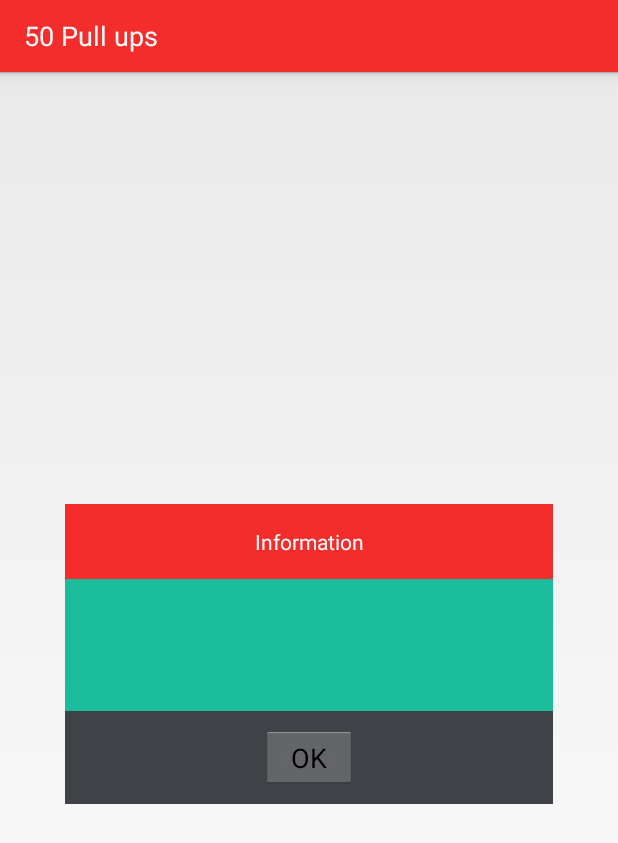
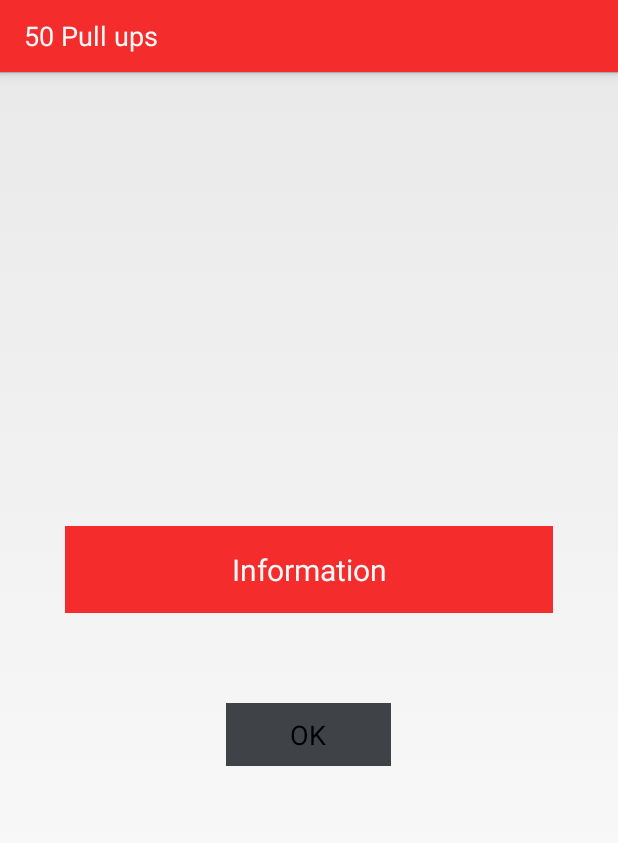
Before and after one commit to thomaslc66/50Pull-Ups, an Android app: the layout dialogInfo.xml on its own in the app's theme, with its tools: preview values and no code run, on a phone screen of 412 x 824 dp. Shown: the top 843 px of the screen. Run offline under Robolectric (Android 15) with nearby library versions, the phone set to English and light mode, and no system bars.

Commit message:
Project Upload

```diff
--- a/app/src/main/java/com/pullups/android/ActiviteAccueil.java
+++ b/app/src/main/java/com/pullups/android/ActiviteAccueil.java
@@ -296,7 +296,7 @@ public class ActiviteAccueil extends Activity implements View.OnClickListener {
 
             final Dialog dialogInfo = new Dialog(ActiviteAccueil.this);
             dialogInfo.requestWindowFeature(Window.FEATURE_NO_TITLE);
-            dialogInfo.setContentView(R.layout.dialoginfo);
+            dialogInfo.setContentView(R.layout.dialogInfo);
 
             TextView texte = (TextView) dialogInfo.findViewById(R.id.txt_dialogInfo);
             String information = getString(R.string.information);
@@ -312,7 +312,7 @@ public class ActiviteAccueil extends Activity implements View.OnClickListener {
                 appVersion = "!!!";
              }
 
-            texte.setText(appVersion + information);
+            texte.setText(information + appVersion);
 
             Button btn_dialogInfo = (Button) dialogInfo.findViewById(R.id.btnOkForReminderDialog);
             btn_dialogInfo.setOnClickListener(new View.OnClickListener() {
--- a/app/src/main/res/layout/dialogInfo.xml
+++ b/app/src/main/res/layout/dialogInfo.xml
@@ -13,45 +13,44 @@
         android:textColor="@color/snow_light"
         android:background="@color/action_bar"
         android:gravity="center_horizontal"
-        android:padding="15dp" />
+        android:padding="15dp"
+        android:textSize="20dp" />
 
     <LinearLayout
         android:layout_width="@dimen/dialogWidthsize"
-        android:layout_height="@dimen/dialogHeight"
+        android:layout_height="wrap_content"
         android:orientation="vertical" >
 
-        <ScrollView
+        <RelativeLayout
             android:id="@+id/scrollView1"
             android:layout_width="fill_parent"
-            android:layout_height="0dp"
-            android:layout_weight="1"
-            android:background="@color/bg">
+            android:layout_height="match_parent"
+            android:layout_weight="1">
 
             <TextView
                 android:layout_width="wrap_content"
                 android:layout_height="wrap_content"
                 android:id="@+id/txt_dialogInfo"
                 android:padding="15dp" />
-        </ScrollView>
+        </RelativeLayout>
 
         <LinearLayout
               android:id="@+id/llHideShowForReminderDialog"
             android:layout_width="fill_parent"
             android:layout_height="wrap_content"
             android:orientation="vertical"
-            android:background="@color/footer_bg"
             android:layout_gravity="center"
             android:weightSum="1">
 
             <Button
                 android:id="@+id/btnOkForReminderDialog"
-                android:layout_width="wrap_content"
+                android:layout_width="110dp"
                 android:layout_height="42dp"
                 android:text="OK"
-                android:layout_weight="1"
                 android:layout_gravity="center"
                 android:layout_marginTop="10dp"
-                android:layout_marginBottom="10dp" />
+                android:layout_marginBottom="10dp"
+                android:background="@color/footer_bg" />
         </LinearLayout>
 
     </LinearLayout>
--- a/app/src/main/res/values/strings.xml
+++ b/app/src/main/res/values/strings.xml
@@ -108,12 +108,12 @@
     <string name="reminderSet">Rappel ajouté avec succès!</string>
     <string name="reminderNotSet">Erreur lors de l\'ajout du rappel</string>
     <string name="heure_alarme">10:00</string>
-    <string name="dialogInfo">Version de l\'application: %1$s \nNom du package: %2$s\nEmail: pullups50@gmail.com\n</string>
+    <string name="dialogInfo">\n\nVersion de l\'application: %1$s \nNom du package: %2$s\nEmail: pullups50@gmail.com\n</string>
     <string name="maj_negatives">Négatives</string>
     <string name="muscles_chin_ups">Biceps, Rhomboïdes</string>
     <string name="muscles_negatives">Biceps, Trapèze</string>
     <string name="maj_chin_ups">Traction pronation</string>
-    <string name="maj_wide_pull_up">Traction prise large</string>
+    <string name="maj_wide_pull_up">Tractions prise large</string>
     <string name="maj_military_pullup">Traction militaire</string>
     <string name="muscle_wide">Bicieps, Grand dorsal</string>
     <string name="muscles_military">Epaules, Trapèze</string>
```
Also changed, not shown: 3 other files.
